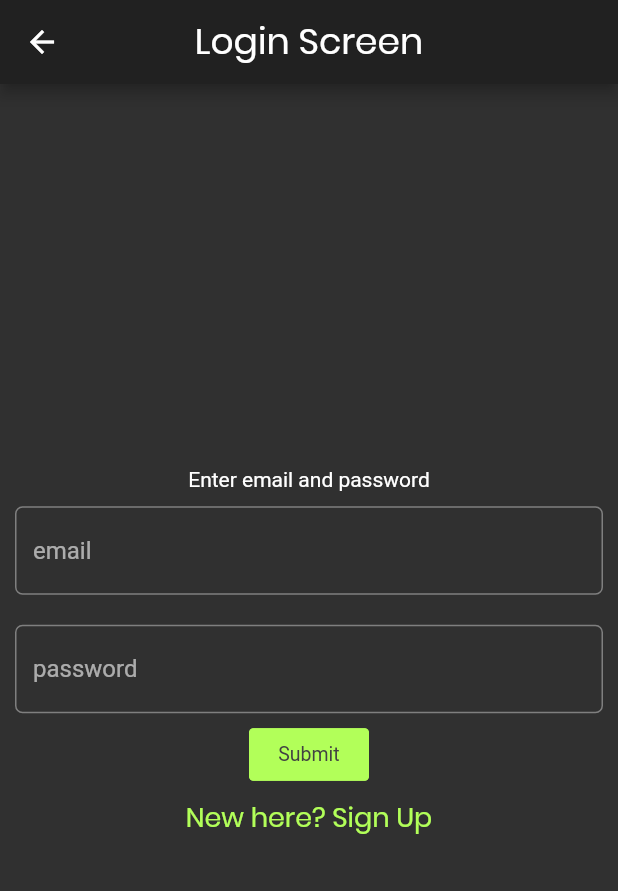
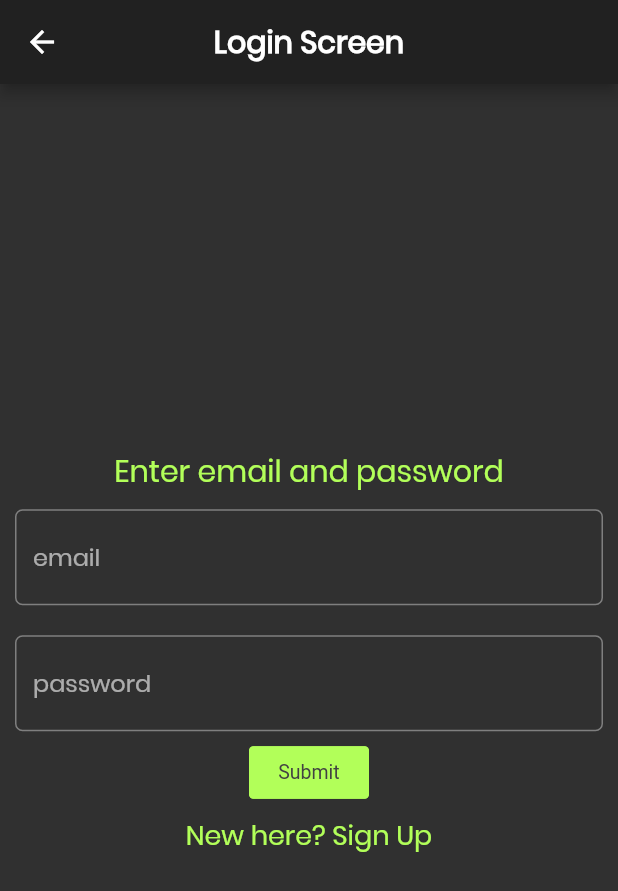
Before and after one commit to ryanhossain9797/mygameslist_flutter, a Flutter app: the LoginScreen screen opened directly, on a phone screen of 412 x 824 dp. Shown: the top 891 px of the screen. Run offline on Flutter 3.47's test engine with Material 2 defaults, Android fonts, the phone set to English and light mode, and no system bars; our stand-ins replace cached_network_image, flutter_bloc, getflutter, page_transition, shared_preferences, sticky_headers; accounts and stored records are empty; network calls fail.

```diff
--- a/lib/components/auth_input_field.dart
+++ b/lib/components/input_field.dart
@@ -1,8 +1,8 @@
 import 'package:flutter/material.dart';
 import 'package:mygameslist_flutter/styles.dart';
 
-class AuthInputField extends StatelessWidget {
-  const AuthInputField(
+class InputField extends StatelessWidget {
+  const InputField(
       {Key key,
       @required TextEditingController controller,
       @required this.hintText,
@@ -17,12 +17,15 @@ class AuthInputField extends StatelessWidget {
   @override
   Widget build(BuildContext context) {
     return Padding(
-      padding: const EdgeInsets.all(10),
+      padding: const EdgeInsets.symmetric(vertical: 10),
       child: TextField(
+        style: TextStyle(fontFamily: "Poppins"),
         obscureText: obscureText,
         controller: _emailController,
-        decoration:
-            InputDecoration(border: lightGreenBorder, hintText: hintText),
+        decoration: InputDecoration(
+            border: lightGreenBorder,
+            hintText: hintText,
+            hintStyle: TextStyle(fontFamily: "Poppins")),
       ),
     );
   }
--- a/lib/styles.dart
+++ b/lib/styles.dart
@@ -3,6 +3,11 @@ import 'package:mygameslist_flutter/colors.dart';
 import 'package:mygameslist_flutter/constants.dart';
 
 final primaryCircleBorderRadius = BorderRadius.circular(kPrimaryRadiusValue);
+
+var appBarText = TextStyle(
+  fontFamily: 'Poppins',
+  fontWeight: FontWeight.bold,
+);
 
 var boldGreenText = TextStyle(
   fontSize: 30,
--- a/lib/views/login_screen.dart
+++ b/lib/views/login_screen.dart
@@ -6,7 +6,7 @@ import 'package:mygameslist_flutter/blocs/login_bloc.dart';
 import 'package:mygameslist_flutter/blocs/signup_bloc.dart';
 import 'package:mygameslist_flutter/blocs/signup_bloc.dart';
 import 'package:mygameslist_flutter/colors.dart';
-import 'package:mygameslist_flutter/components/auth_input_field.dart';
+import 'package:mygameslist_flutter/components/input_field.dart';
 import 'package:mygameslist_flutter/styles.dart';
 import 'package:mygameslist_flutter/views/home_screen.dart';
 import 'package:page_transition/page_transition.dart';
@@ -60,15 +60,17 @@ class _LoginScreenState extends State<LoginScreen> {
           centerTitle: true,
           title: Text(
             loginScreen ? "Login Screen" : "Signup Screen",
-            style: boldGreenText.copyWith(fontSize: 24, color: Colors.white),
+            style: appBarText,
           ),
         ),
         body: Center(
           child: SingleChildScrollView(
             child: AnimatedSwitcher(
               duration: Duration(milliseconds: 200),
+              child: Padding(
+                key: loginScreen ? loginKey : signupKey,
+                padding: const EdgeInsets.symmetric(horizontal: 10),
                 child: Builder(
-                key: loginScreen ? loginKey : signupKey,
                   builder: (context) {
                     return loginScreen
                         ? Column(
@@ -76,16 +78,28 @@ class _LoginScreenState extends State<LoginScreen> {
                               BlocBuilder<LoginBloc, LoginState>(
                                 builder: (context, state) {
                                   if (state is LoggedInLoginState) {
-                                  return Text(state.username);
+                                    return Text(
+                                      state.username,
+                                      style:
+                                          boldGreenText.copyWith(fontSize: 20),
+                                    );
                                   } else if (state is LoggedOutLoginState) {
-                                  return Text(state.message);
+                                    return Text(
+                                      state.message,
+                                      style:
+                                          boldGreenText.copyWith(fontSize: 20),
+                                    );
                                   }
+                                  return Text(
+                                    "meh",
+                                    style: boldGreenText.copyWith(fontSize: 20),
+                                  );
                                 },
                               ),
-                            AuthInputField(
+                              InputField(
                                   controller: _loginEmailController,
                                   hintText: "email"),
-                            AuthInputField(
+                              InputField(
                                   obscureText: true,
                                   controller: _loginPasswordController,
                                   hintText: "password"),
@@ -120,18 +134,21 @@ class _LoginScreenState extends State<LoginScreen> {
                             children: <Widget>[
                               BlocBuilder<SignupBloc, SignupState>(
                                 builder: (context, state) {
-                                return Text(state is SignupSuccessfulSignupState
+                                  return Text(
+                                    state is SignupSuccessfulSignupState
                                         ? state.username
-                                    : "Sign Up");
+                                        : "Sign Up",
+                                    style: boldGreenText.copyWith(fontSize: 20),
+                                  );
                                 },
                               ),
-                            AuthInputField(
+                              InputField(
                                   controller: _signupEmailController,
                                   hintText: "email"),
-                            AuthInputField(
+                              InputField(
                                   controller: _signupUsernameController,
                                   hintText: "username"),
-                            AuthInputField(
+                              InputField(
                                   obscureText: true,
                                   controller: _signupPasswordController,
                                   hintText: "password"),
@@ -169,6 +186,7 @@ class _LoginScreenState extends State<LoginScreen> {
             ),
           ),
         ),
+      ),
     );
   }
 }
```
Also changed, not shown: lib/components/review_widget.dart (+19 -7 lines), lib/components/user_avatar.dart (+8 -1 lines), lib/views/details_screen.dart (+6 -21 lines), lib/views/home_screen.dart (+9 -3 lines), lib/views/user_screen.dart (added, +72 -0 lines). Lines whose indentation alone changed are shown as unchanged.
